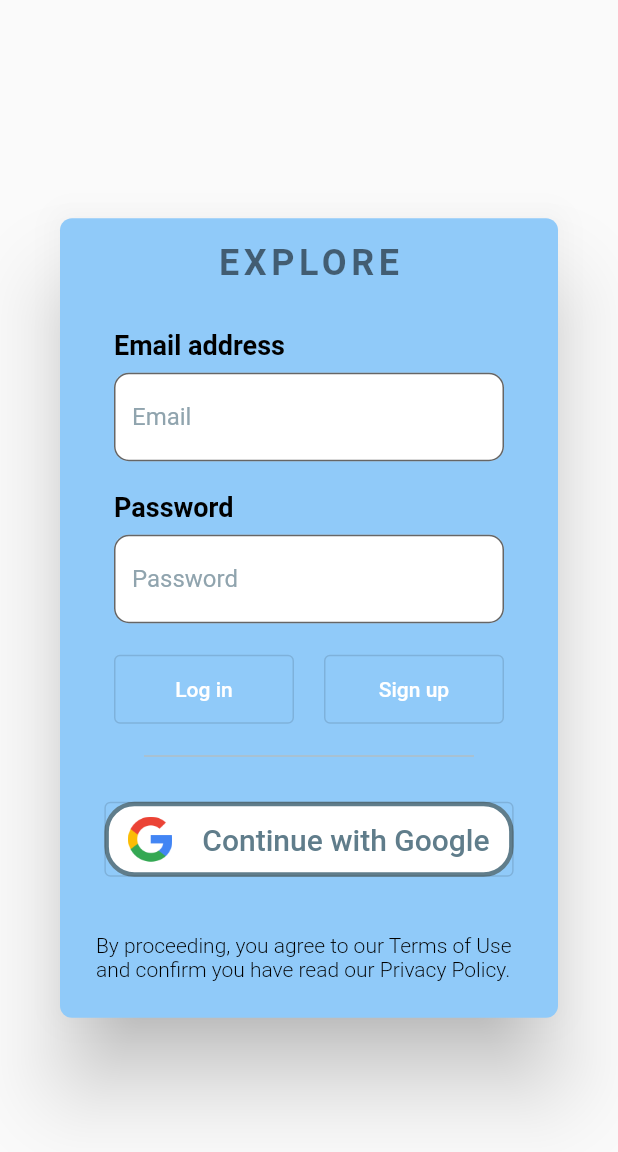
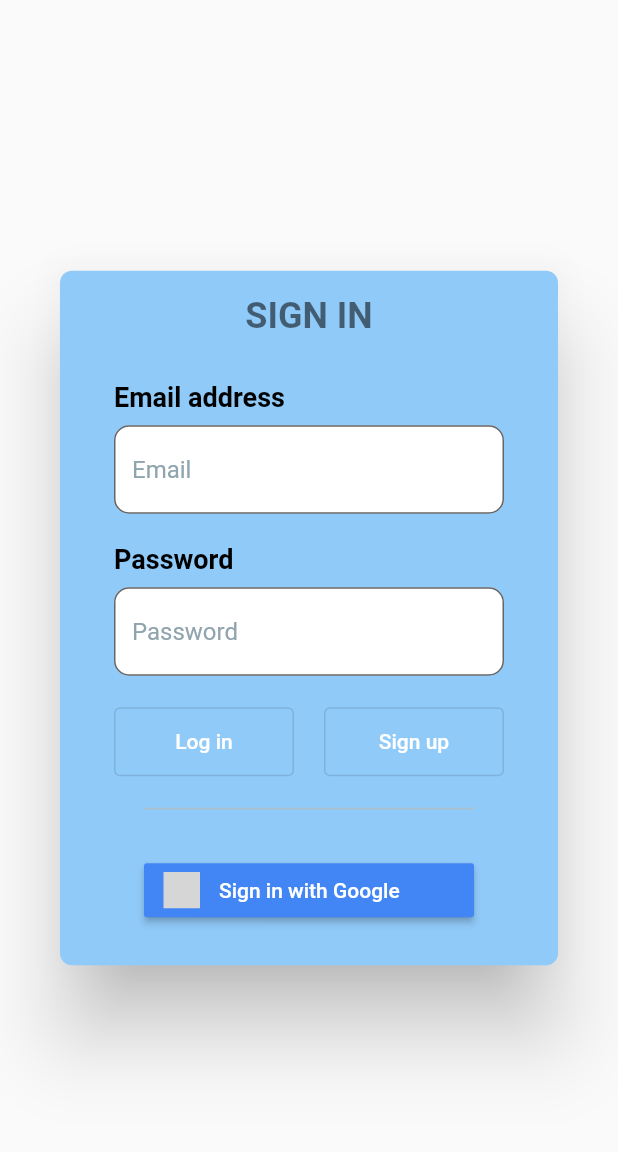
Before and after one commit to pierrickmartino/trip_auth_login, a Flutter app: the AuthDialog widget shown alone on an empty page, opened directly, on a phone screen of 412 x 824 dp. Shown: the top 1152 px of the screen. Run offline on Flutter 3.47's test engine with Material 2 defaults, Android fonts, the phone set to English and light mode, and no system bars; our stand-ins replace firebase_auth, firebase_core, flutter_signin_button, google_sign_in, shared_preferences; accounts and stored records are empty; Roboto replaces fonts that are missing (Montserrat); statements that could not run were skipped; grey boxes are pictures that could not be loaded.

Commit message:
add google sign in button

```diff
--- a/lib/auth_dialog.dart
+++ b/lib/auth_dialog.dart
@@ -84,13 +84,11 @@ class _AuthDialogState extends State<AuthDialog> {
               children: [
                 Center(
                   child: Text(
-                    'EXPLORE',
+                    'SIGN IN',
                     style: TextStyle(
                       color: Theme.of(context).textTheme.headline1.color,
                       fontSize: 24,
-                      fontFamily: 'Montserrat',
                       fontWeight: FontWeight.bold,
-                      letterSpacing: 3,
                     ),
                   ),
                 ),
@@ -425,20 +423,7 @@ class _AuthDialogState extends State<AuthDialog> {
                 ),
                 const SizedBox(height: 30),
                 const Center(child: GoogleButton()),
-                const SizedBox(height: 30),
-                Padding(
-                  padding: const EdgeInsets.all(8),
-                  child: Text(
-                    'By proceeding, you agree to our Terms of Use and confirm you have read our Privacy Policy.',
-                    maxLines: 2,
-                    style: TextStyle(
-                      color: Theme.of(context).textTheme.subtitle2.color,
-                      fontSize: 14,
-                      fontWeight: FontWeight.w300,
-                      // letterSpacing: 3,
-                    ),
-                  ),
-                ),
+                const SizedBox(height: 10),
               ],
             ),
           ),
--- a/lib/google_sign_in_button.dart
+++ b/lib/google_sign_in_button.dart
@@ -1,4 +1,6 @@
 import 'package:flutter/material.dart';
+import 'package:flutter_signin_button/button_list.dart';
+import 'package:flutter_signin_button/button_view.dart';
 
 import 'authentication.dart';
 import 'main.dart';
@@ -15,16 +17,7 @@ class _GoogleButtonState extends State<GoogleButton> {
 
   @override
   Widget build(BuildContext context) {
-    return DecoratedBox(
-      decoration: ShapeDecoration(
-        shape: RoundedRectangleBorder(
-          borderRadius: BorderRadius.circular(20),
-          side: const BorderSide(color: Colors.blueGrey, width: 3),
-        ),
-        color: Colors.white,
-      ),
-      child: OutlinedButton(
-        onPressed: () async {
+    return SignInButton(Buttons.GoogleDark, onPressed: () async {
       setState(() {
         _isProcessing = true;
       });
@@ -44,37 +37,6 @@ class _GoogleButtonState extends State<GoogleButton> {
       setState(() {
         _isProcessing = false;
       });
-        },
-        child: Padding(
-          padding: const EdgeInsets.fromLTRB(0, 10, 0, 10),
-          child: _isProcessing
-              ? const CircularProgressIndicator(
-                  valueColor: AlwaysStoppedAnimation<Color>(
-                    Colors.blueGrey,
-                  ),
-                )
-              : Row(
-                  mainAxisSize: MainAxisSize.min,
-                  mainAxisAlignment: MainAxisAlignment.center,
-                  children: const <Widget>[
-                    Image(
-                      image: AssetImage('assets/images/google_logo.png'),
-                      height: 30,
-                    ),
-                    Padding(
-                      padding: EdgeInsets.only(left: 20),
-                      child: Text(
-                        'Continue with Google',
-                        style: TextStyle(
-                          fontSize: 20,
-                          color: Colors.blueGrey,
-                        ),
-                      ),
-                    )
-                  ],
-                ),
-        ),
-      ),
-    );
+    });
   }
 }
--- a/pubspec.yaml
+++ b/pubspec.yaml
@@ -31,6 +31,7 @@ dependencies:
   flutter:
     sdk: flutter
 
+  flutter_signin_button: ^1.1.0
   google_sign_in: ^4.5.9
 
   shared_preferences: ^0.5.12+4
```
Also changed, not shown: pubspec.lock. Lines whose indentation alone changed are shown as unchanged.
